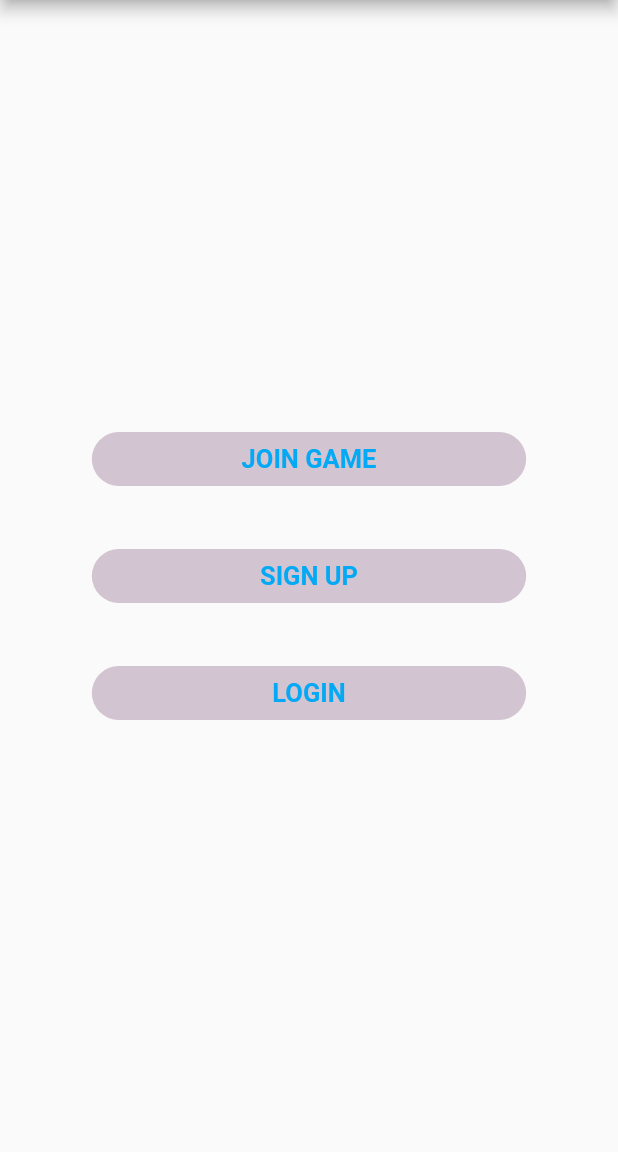
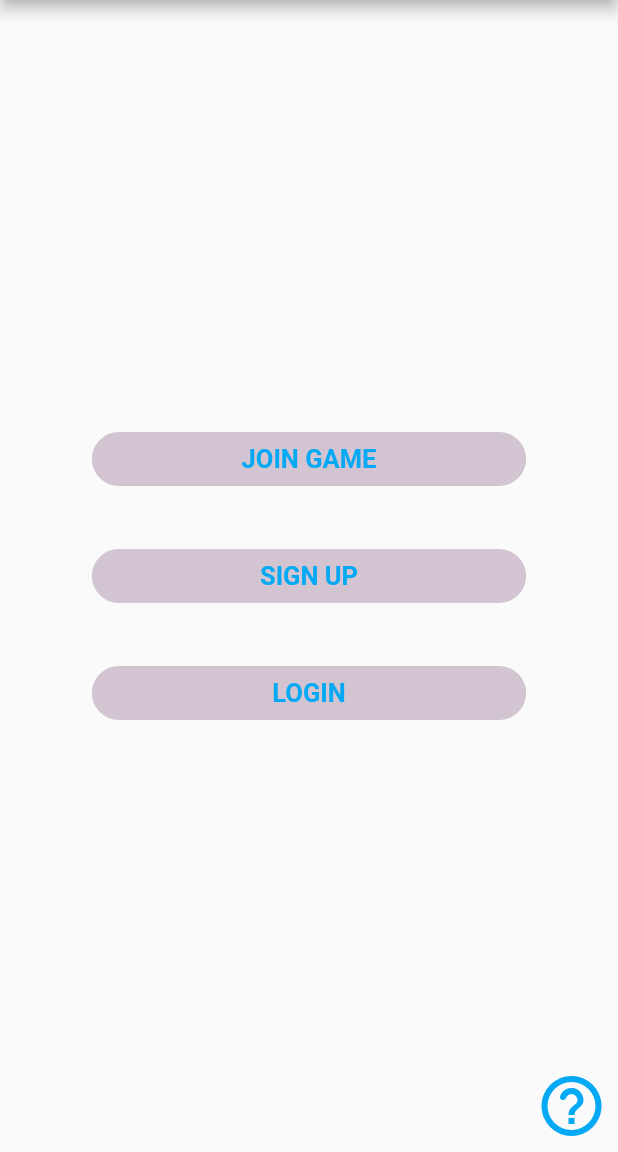
Before and after one commit to DisQuest/DisQuest, a Flutter app: the screen it shows after launch, on a phone screen of 412 x 824 dp, the part 84-1236 px from its top. Run offline on Flutter 3.47's test engine with Material 2 defaults, Android fonts, the phone set to English and light mode, and no system bars; our stand-ins replace camera, cloud_firestore, firebase_auth, firebase_storage, fluttertoast, image_picker and 1 more; accounts and stored records are empty.

Commit message:
main.dart

```diff
--- a/DisQuest/lib/main.dart
+++ b/DisQuest/lib/main.dart
@@ -60,10 +60,14 @@ class _MyHomePageState extends State<MyHomePage> {
           'DisQuest',
         ),
       ),
-      body: Center(
-        child: Column(
+      body: Stack(
+        children: <Widget>[
+          Column(
             mainAxisAlignment: MainAxisAlignment.center,
-          children: <Widget>[
+            children: [
+              Row(
+                mainAxisAlignment: MainAxisAlignment.center,
+                children: [
                   Container(
                     margin: EdgeInsets.symmetric(vertical: 10),
                     padding: EdgeInsets.symmetric(horizontal: 20, vertical: 5),
@@ -79,7 +83,8 @@ class _MyHomePageState extends State<MyHomePage> {
                         Navigator.push(
                           context,
                           MaterialPageRoute(
-                        builder: (context) => Material(child: JoinGameNew())),
+                              builder: (context) =>
+                                  Material(child: JoinGameNew())),
                         );
                       },
                       color: Color.fromRGBO(211, 196, 209, 100.0),
@@ -93,6 +98,11 @@ class _MyHomePageState extends State<MyHomePage> {
                       ),
                     ),
                   ),
+                ],
+              ),
+              Row(
+                mainAxisAlignment: MainAxisAlignment.center,
+                children: [
                   Container(
                     margin: EdgeInsets.symmetric(vertical: 10),
                     padding: EdgeInsets.symmetric(horizontal: 20, vertical: 5),
@@ -108,7 +118,8 @@ class _MyHomePageState extends State<MyHomePage> {
                         Navigator.push(
                           context,
                           MaterialPageRoute(
-                        builder: (context) => Material(child: SignUpNew())),
+                              builder: (context) =>
+                                  Material(child: SignUpNew())),
                         );
                       },
                       color: Color.fromRGBO(211, 196, 209, 100.0),
@@ -122,6 +133,11 @@ class _MyHomePageState extends State<MyHomePage> {
                       ),
                     ),
                   ),
+                ],
+              ),
+              Row(
+                mainAxisAlignment: MainAxisAlignment.center,
+                children: [
                   Container(
                     margin: EdgeInsets.symmetric(vertical: 10),
                     padding: EdgeInsets.symmetric(horizontal: 20, vertical: 5),
@@ -137,7 +153,8 @@ class _MyHomePageState extends State<MyHomePage> {
                         Navigator.push(
                           context,
                           MaterialPageRoute(
-                        builder: (context) => Material(child: LoginNew())),
+                              builder: (context) =>
+                                  Material(child: LoginNew())),
                         );
                       },
                       color: Color.fromRGBO(211, 196, 209, 100.0),
@@ -151,81 +168,21 @@ class _MyHomePageState extends State<MyHomePage> {
                       ),
                     ),
                   ),
-            /*Row(mainAxisAlignment: MainAxisAlignment.center, children: [
-                FlatButton(
-                  shape: RoundedRectangleBorder(
-                      borderRadius: BorderRadius.circular(18)),
-                  color: Color.fromRGBO(211, 196, 209, 100.0),
-                  onPressed: () {
-                    Navigator.push(
-                      context,
-                      MaterialPageRoute(
-                          builder: (context) => Material(child: JoinGameNew())),
-                    );
-                  },
-                  child: Text(
-                    "Join Game".toUpperCase(),
-                    style: TextStyle(
-                      fontSize: 17,
-                      fontWeight: FontWeight.bold,
-                      color: Colors.lightBlue,
-                    ),
-                  ),
-                ),
-              ]),
-              Row(mainAxisAlignment: MainAxisAlignment.center, children: [
-                FlatButton(
-                  shape: RoundedRectangleBorder(
-                      borderRadius: BorderRadius.circular(18)),
-                  color: Color.fromRGBO(211, 196, 209, 100.0),
-                  onPressed: () {
-                    Navigator.push(
-                      context,
-                      MaterialPageRoute(
-                          builder: (context) => Material(child: SignUpNew())),
-                    );
-                  },
-                  child: Text(
-                    "Sign Up".toUpperCase(),
-                    style: TextStyle(
-                      fontSize: 17,
-                      fontWeight: FontWeight.bold,
-                      color: Colors.lightBlue,
-                    ),
-                  ),
-                ),
-              ]),
-              Row(mainAxisAlignment: MainAxisAlignment.center, children: [
-                FlatButton(
-                  shape: RoundedRectangleBorder(
-                      borderRadius: BorderRadius.circular(18)),
-                  color: Color.fromRGBO(211, 196, 209, 100.0),
-                  onPressed: () {
-                    Navigator.push(
-                      context,
-                      MaterialPageRoute(
-                          builder: (context) => Material(child: LoginNew())),
-                    );
-                  },
-                  child: Text(
-                    "Login".toUpperCase(),
-                    style: TextStyle(
-                      fontSize: 17,
-                      fontWeight: FontWeight.bold,
-                      color: Colors.lightBlue,
-                    ),
-                  ),
-                ),
-              ]),*/
                 ],
               ),
-        /* Column(
+            ],
+          ),
+          Column(
+            mainAxisAlignment: MainAxisAlignment.end,
+            children: [
+              Row(
                 mainAxisAlignment: MainAxisAlignment.end,
                 children: [
                   Container(
                       padding: EdgeInsets.only(right: 15, bottom: 15),
-                  child:
-                      Row(mainAxisAlignment: MainAxisAlignment.end, children: [
+                      child: Row(
+                          mainAxisAlignment: MainAxisAlignment.end,
+                          children: [
                             IconButton(
                               color: Color.fromRGBO(211, 196, 209, 100.0),
                               icon: Icon(Icons.help_outline_rounded,
@@ -235,14 +192,11 @@ class _MyHomePageState extends State<MyHomePage> {
                             ),
                           ]))
                 ],
-          ),*/
+              )
+            ],
           ),
-      //bottomNavigationBar: BottomAppBar(
-      /*child: Container(
-          color: Colors.lightBlue,
-        ),*/
-      //   ),
-      // This trailing comma makes auto-formatting nicer for build methods.
+        ],
+      ),
     );
   }
 }
```
Lines whose indentation alone changed are shown as unchanged.
